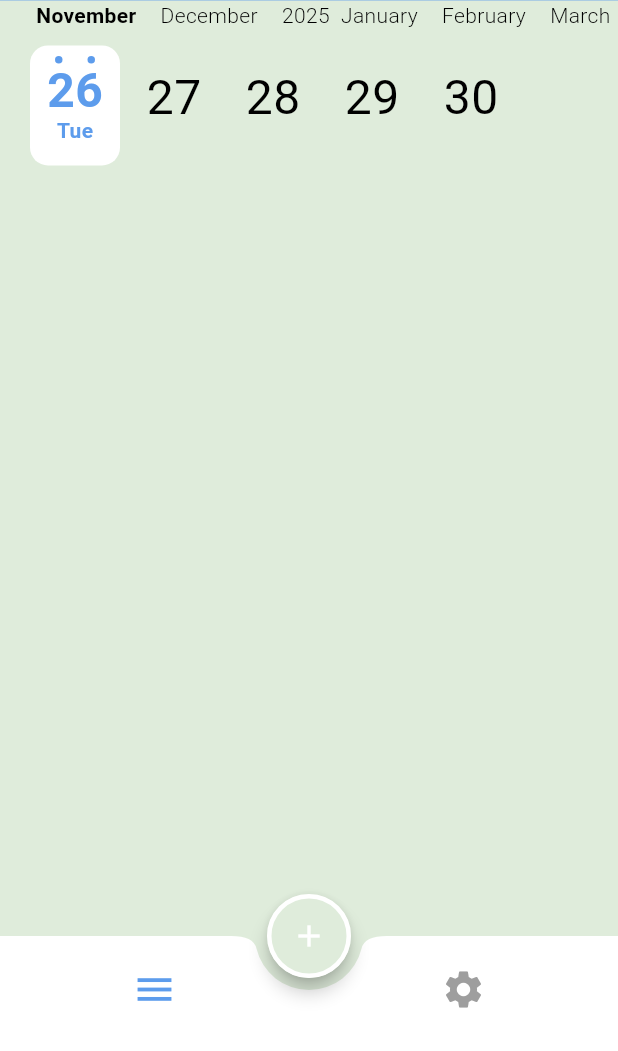
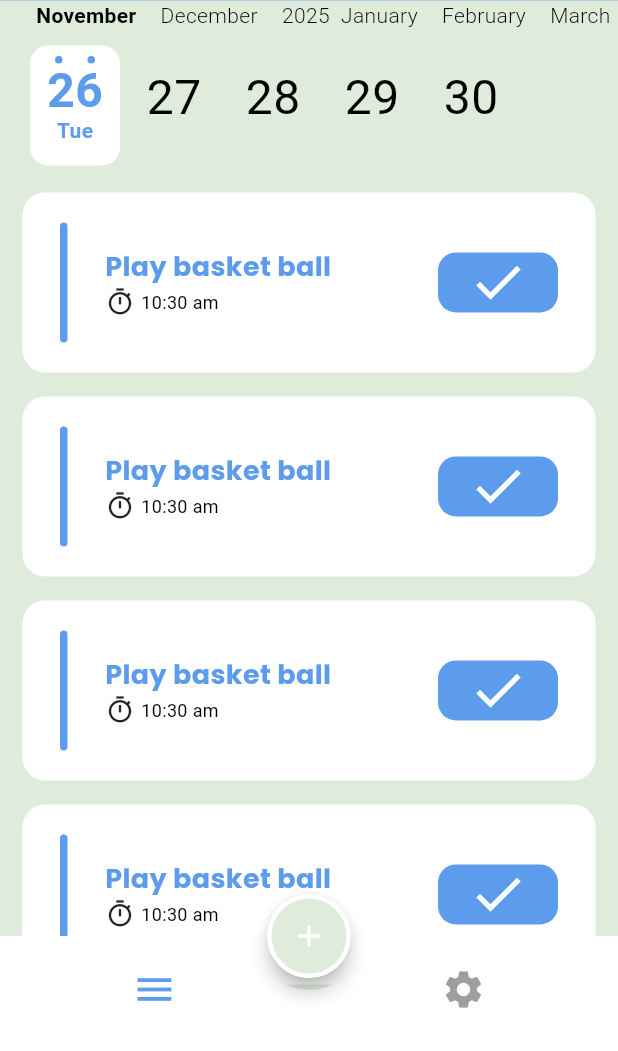
Before and after one commit to basmalahesham/todo-app, a Flutter app: the screen it shows after launch, on a phone screen of 412 x 824 dp, the part 185-1236 px from its top. Run offline on Flutter 3.47's test engine with Material 3 defaults, Android fonts, the phone set to English and light mode, and no system bars; drawn by our look-alikes of calendar_timeline; our stand-ins replace firebase_core, google_fonts; accounts and stored records are empty.

Commit message:
create task_item_widget.dart

```diff
--- a/lib/layout/home_layout.dart
+++ b/lib/layout/home_layout.dart
@@ -33,6 +33,7 @@ class _HomeLayoutViewState extends State<HomeLayoutView> {
         ),
       ),
       floatingActionButtonLocation: FloatingActionButtonLocation.centerDocked,
+      extendBody: true,
       bottomNavigationBar: BottomAppBar(
         height: mediaQuery.height * .093,
         padding: EdgeInsets.zero,
--- a/lib/moduls/tasks_list/tasks_list_view.dart
+++ b/lib/moduls/tasks_list/tasks_list_view.dart
@@ -2,6 +2,7 @@ import 'package:calendar_timeline/calendar_timeline.dart';
 import 'package:flutter/material.dart';
 import 'package:google_fonts/google_fonts.dart';
 import 'package:untitled3/core/theme/app_theme.dart';
+import 'package:untitled3/moduls/tasks_list/widgets/task_item_widget.dart';
 
 class TasksListView extends StatefulWidget {
   const TasksListView({super.key});
@@ -48,6 +49,13 @@ class _TasksListViewState extends State<TasksListView> {
           activeBackgroundDayColor: Colors.white,
           dotColor: AppTheme.primaryColor,
         ),
+        Expanded(
+          child: ListView.builder(
+            padding: const EdgeInsets.only(top: 10),
+            itemBuilder: (context, index) => const TaskItemWidget(),
+            itemCount: 10,
+          ),
+        ),
       ],
     );
   }
--- /dev/null
+++ b/lib/moduls/tasks_list/widgets/task_item_widget.dart
@@ -0,0 +1,81 @@
+import 'package:flutter/material.dart';
+import 'package:google_fonts/google_fonts.dart';
+import 'package:untitled3/core/theme/app_theme.dart';
+
+class TaskItemWidget extends StatelessWidget {
+  const TaskItemWidget({super.key});
+
+  @override
+  Widget build(BuildContext context) {
+    return Container(
+      margin: const EdgeInsets.symmetric(horizontal: 15, vertical: 8),
+      padding: const EdgeInsets.symmetric(horizontal: 25, vertical: 20),
+      decoration: BoxDecoration(
+        color: Colors.white,
+        borderRadius: BorderRadius.circular(15),
+      ),
+      child: Row(
+        crossAxisAlignment: CrossAxisAlignment.center,
+        children: [
+          Container(
+            width: 5,
+            height: 80,
+            decoration: BoxDecoration(
+              borderRadius: BorderRadius.circular(4),
+              color: AppTheme.primaryColor,
+            ),
+          ),
+          const SizedBox(width: 25),
+          Column(
+            crossAxisAlignment: CrossAxisAlignment.start,
+            children: [
+              Text(
+                'Play basket ball',
+                style: GoogleFonts.poppins(
+                  fontWeight: FontWeight.bold,
+                  fontSize: 18,
+                  color: AppTheme.primaryColor,
+                ),
+              ),
+              Row(
+                children: [
+                  const Icon(
+                    Icons.timer_outlined,
+                    size: 20,
+                  ),
+                  const SizedBox(width: 4),
+                  Text(
+                    '10:30 am',
+                    style: GoogleFonts.roboto(
+                      fontWeight: FontWeight.normal,
+                      fontSize: 12,
+                      color: Colors.black,
+                    ),
+                  ),
+                ],
+              ),
+            ],
+          ),
+          const Spacer(),
+          InkWell(
+            onTap: () {},
+            child: Container(
+              padding: const EdgeInsets.symmetric(
+                horizontal: 20,
+              ),
+              decoration: BoxDecoration(
+                borderRadius: BorderRadius.circular(12),
+                color: AppTheme.primaryColor,
+              ),
+              child: const Icon(
+                Icons.check,
+                size: 40,
+                color: Colors.white,
+              ),
+            ),
+          ),
+        ],
+      ),
+    );
+  }
+}
```
